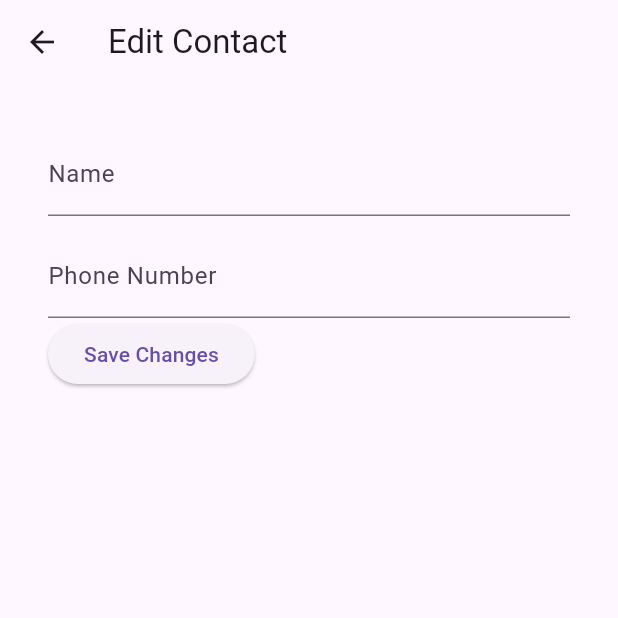
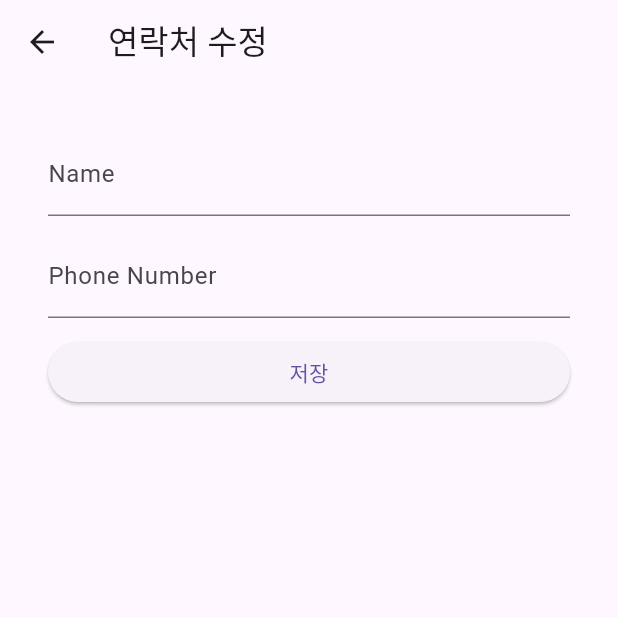
Before and after one commit to SinccIT/syncc_it, a Flutter app: the EditContactScreen screen opened directly with empty values, on a phone screen of 412 x 824 dp, the top half of it. Run offline on Flutter 3.47's test engine with Material 3 defaults, Android fonts, the phone set to English and light mode, and no system bars; our stand-ins replace firebase_auth, firebase_core, image_picker, shared_preferences; accounts and stored records are empty.

Commit message:
[Fix] 연락처 목록 수정 구현(수정)

```diff
--- a/lib/home_page.dart
+++ b/lib/home_page.dart
@@ -2,6 +2,7 @@ import 'package:flutter/material.dart';
 import 'package:provider/provider.dart';
 import 'package:syncc_it/data_model.dart';
 import 'package:syncc_it/tab_bar_screen.dart';
+import 'package:syncc_it/tab_bar_screen1.dart';
 import 'package:syncc_it/view_profile.dart';
 import 'package:syncc_it/profile.dart'; // MyProfile 클래스의 경로에 맞게 수정해야 합니다.
 import 'package:shared_preferences/shared_preferences.dart'; // SharedPreferences 추가
@@ -210,7 +211,9 @@ class _HomePageState extends State<HomePage> {
             )
           : _selectedIndex == 1
               ? TabBarScreen()
-              : SizedBox(), // ContactsScreen 대신에 SizedBox 사용
+              : _selectedIndex == 2
+                  ? ContactsScreen()
+                  : SizedBox(), // ContactsScreen 대신에 SizedBox 사용
       bottomNavigationBar: BottomNavigationBar(
         backgroundColor: Colors.black,
         selectedItemColor: Color(0xFF27F39D),
--- a/lib/tab_bar_screen1.dart
+++ b/lib/tab_bar_screen1.dart
@@ -272,7 +272,7 @@ class _AddContactScreenState1 extends State<AddContactScreen1> {
                         widget.onAdd(name, description, tags);
                         Navigator.pop(context);
                       },
-                      child: Text('Save'),
+                      child: Text('저장'),
                     ),
                   ],
                 ),
@@ -320,7 +320,7 @@ class _ContactDetailScreenState extends State<ContactDetailScreen> {
         child: Padding(
           padding: const EdgeInsets.symmetric(vertical: 64.0, horizontal: 32.0),
           child: Column(
-            crossAxisAlignment: CrossAxisAlignment.start,
+            crossAxisAlignment: CrossAxisAlignment.stretch,
             children: [
               Center(
                 child: CircleAvatar(
@@ -361,7 +361,7 @@ class _ContactDetailScreenState extends State<ContactDetailScreen> {
                 _updatedContactPhoneNumber,
                 style: TextStyle(fontSize: 16.0),
               ),
-              SizedBox(height: 64.0),
+              SizedBox(height: 32.0),
               ElevatedButton(
                 onPressed: () {
                   Navigator.push(
@@ -384,7 +384,7 @@ class _ContactDetailScreenState extends State<ContactDetailScreen> {
                     ),
                   );
                 },
-                child: Text('Edit'),
+                child: Text('수정'),
               ),
             ],
           ),
@@ -438,12 +438,12 @@ class _EditContactScreenState extends State<EditContactScreen> {
   Widget build(BuildContext context) {
     return Scaffold(
       appBar: AppBar(
-        title: Text('Edit Contact'),
+        title: Text('연락처 수정'),
       ),
       body: SingleChildScrollView(
         padding: const EdgeInsets.all(32.0),
         child: Column(
-          crossAxisAlignment: CrossAxisAlignment.start,
+          crossAxisAlignment: CrossAxisAlignment.stretch,
           children: [
             TextField(
               controller: _nameController,
@@ -460,9 +460,10 @@ class _EditContactScreenState extends State<EditContactScreen> {
               ),
               onChanged: widget.onPhoneNumberChanged, // 전화번호가 변경될 때 콜백 함수 호출
             ),
+            SizedBox(height: 12.0), // 버튼 위에 간격 추가
             ElevatedButton(
               onPressed: (_saveChanges),
-              child: Text('Save Changes'),
+              child: Text('저장'),
             ),
           ],
         ),
```
Also changed, not shown: lib/tab_bar_screen.dart (+51 -3 lines).
